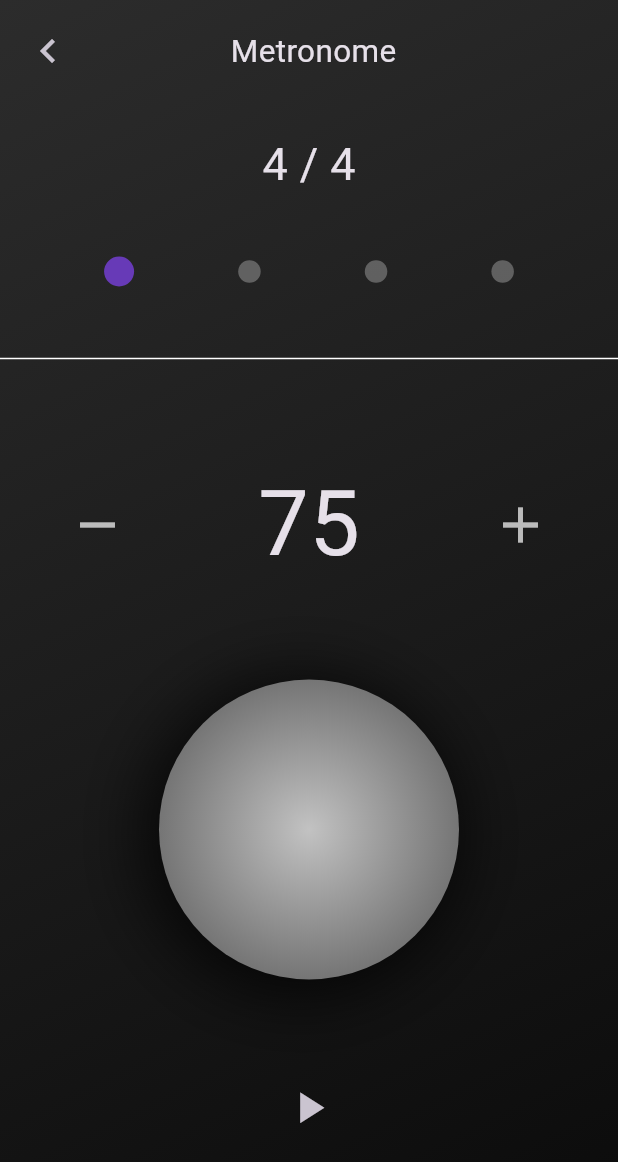
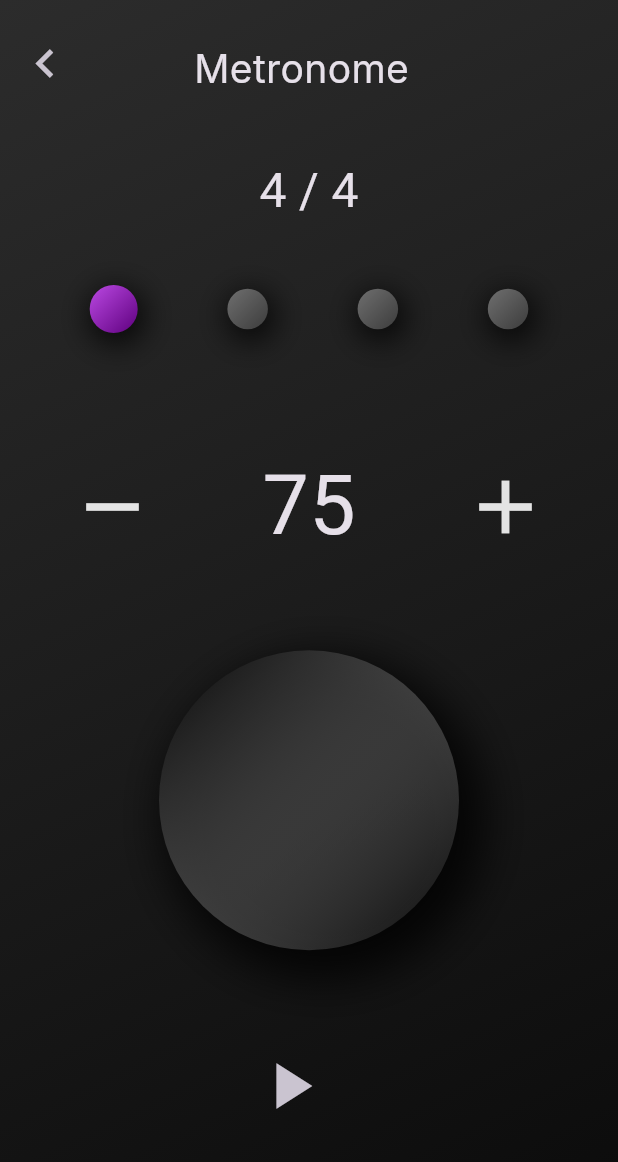
Before and after one commit to dimo147/gtuner, a Flutter app: the MetronomeScreen screen opened directly, on a phone screen of 412 x 824 dp. Shown: the top 1162 px of the screen. Run offline on Flutter 3.47's test engine with Material 2 defaults, Android fonts, the phone set to English and light mode, and no system bars; our stand-ins replace audioplayers, google_fonts, google_mobile_ads, numberpicker, permission_handler, shared_preferences; missing offline and left inert: flutter_audio_capture, pitch_detector_dart; accounts and stored records are empty; statements that could not run were skipped.

Commit message:
dark mode (done)

```diff
--- a/lib/metronome.dart
+++ b/lib/metronome.dart
@@ -1,5 +1,6 @@
 import 'package:audioplayers/audioplayers.dart';
 import 'package:numberpicker/numberpicker.dart';
+import 'package:google_fonts/google_fonts.dart';
 import 'package:flutter/material.dart';
 import 'package:gtuner/consts.dart';
 import 'dart:async';
@@ -43,11 +44,11 @@ class _MetronomeScreenState extends State<MetronomeScreen> {
 
   playSound() async {
     if (notes % 2 == 1 && current == 1) {
-      await player3.play("metronome.wav", mode: PlayerMode.LOW_LATENCY);
+      await player3.play("metronome.flac", mode: PlayerMode.LOW_LATENCY);
     } else if (current % 2 == 0) {
-      await player.play("metronome.wav", mode: PlayerMode.LOW_LATENCY);
+      await player.play("metronome.flac", mode: PlayerMode.LOW_LATENCY);
     } else {
-      await player2.play("metronome.wav", mode: PlayerMode.LOW_LATENCY);
+      await player2.play("metronome.flac", mode: PlayerMode.LOW_LATENCY);
     }
     setState(() {
       if (current == notes) {
@@ -72,32 +73,6 @@ class _MetronomeScreenState extends State<MetronomeScreen> {
     super.dispose();
   }
 
-  Future<void> _showMyDialog() async {
-    return showDialog<void>(
-      context: context,
-      barrierDismissible: true,
-      builder: (BuildContext context) {
-        return AlertDialog(
-          title: const Text('Tuning Calibration'),
-          content: const RythmPicker(),
-          actions: <Widget>[
-            TextButton(
-              child: const Text('Done'),
-              style: ButtonStyle(
-                foregroundColor: MaterialStateProperty.all<Color>(
-                    darkMode ? Colors.white : Colors.black),
-              ),
-              onPressed: () {
-                Navigator.of(context).pop();
-                setState(() {});
-              },
-            ),
-          ],
-        );
-      },
-    );
-  }
-
   @override
   Widget build(BuildContext context) {
     return Scaffold(
@@ -113,7 +88,7 @@ class _MetronomeScreenState extends State<MetronomeScreen> {
         child: Column(
           children: [
             Padding(
-              padding: const EdgeInsets.fromLTRB(8, 10, 0, 0),
+              padding: const EdgeInsets.fromLTRB(3, 15, 12, 35),
               child: Row(
                 mainAxisAlignment: MainAxisAlignment.spaceBetween,
                 children: [
@@ -123,27 +98,24 @@ class _MetronomeScreenState extends State<MetronomeScreen> {
                     },
                     icon: const Icon(
                       Icons.chevron_left,
-                      size: 32,
+                      size: 38,
                     ),
                   ),
-                  const Text(
+                  Padding(
+                    padding: const EdgeInsets.only(top: 7),
+                    child: Text(
                       "Metronome",
-                    style: TextStyle(fontSize: 21),
+                      style: GoogleFonts.inter(fontSize: 26),
                     ),
-                  Container(width: 50),
+                  ),
+                  const SizedBox(width: 55),
                 ],
               ),
             ),
-            const SizedBox(height: 30),
-            GestureDetector(
-              onTap: () {
-                _showMyDialog();
-              },
-              child: Center(
+            Center(
               child: Text(
                 notes.toString() + ' / ' + noteType.toString(),
-                  style: const TextStyle(fontSize: 30),
-                ),
+                style: const TextStyle(fontSize: 32),
               ),
             ),
             const SizedBox(height: 40),
@@ -154,18 +126,35 @@ class _MetronomeScreenState extends State<MetronomeScreen> {
                 for (var i = 1; i <= notes; i++)
                   Container(
                     decoration: BoxDecoration(
-                      color: (current == i)
-                          ? Colors.deepPurple
-                          : Colors.grey.withOpacity(0.5),
                       shape: BoxShape.circle,
+                      gradient: LinearGradient(
+                        colors: (current == i)
+                            ? const [
+                                Color(0xffBB49E3),
+                                Color(0xff5E007E),
+                              ]
+                            : const [
+                                Color(0xff6F6F6F),
+                                Color(0xff3C3C3C),
+                              ],
+                        begin: Alignment.topLeft,
+                        end: Alignment.bottomRight,
                       ),
-                    width: (current == i) ? 20 : 15,
-                    height: (current == i) ? 20 : 15,
+                      boxShadow: [
+                        BoxShadow(
+                          color: Colors.black.withOpacity(0.8),
+                          spreadRadius: 3,
+                          blurRadius: 17,
+                          offset: const Offset(2, 5),
                         ),
                       ],
                     ),
-            const SizedBox(height: 40),
-            const Divider(color: Colors.white, thickness: 1),
+                    width: (current == i) ? 32 : 27,
+                    height: (current == i) ? 32 : 27,
+                  ),
+              ],
+            ),
+            const SizedBox(height: 20),
             const Spacer(),
             FractionallySizedBox(
               widthFactor: 0.82,
@@ -182,12 +171,12 @@ class _MetronomeScreenState extends State<MetronomeScreen> {
                       });
                     },
                     icon: const Icon(Icons.remove),
-                    iconSize: 40,
-                    color: Colors.white.withOpacity(0.7),
+                    iconSize: 60,
+                    color: Colors.white.withOpacity(0.88),
                   ),
                   Text(
                     tempo.toString(),
-                    style: const TextStyle(fontSize: 60),
+                    style: const TextStyle(fontSize: 55),
                   ),
                   IconButton(
                     onPressed: () {
@@ -199,8 +188,8 @@ class _MetronomeScreenState extends State<MetronomeScreen> {
                       });
                     },
                     icon: const Icon(Icons.add),
-                    iconSize: 40,
-                    color: Colors.white.withOpacity(0.7),
+                    iconSize: 60,
+                    color: Colors.white.withOpacity(0.88),
                   ),
                 ],
               ),
@@ -226,16 +215,20 @@ class _MetronomeScreenState extends State<MetronomeScreen> {
                 width: 200,
                 height: 200,
                 decoration: BoxDecoration(
-                  gradient: const RadialGradient(colors: [
-                    Color.fromARGB(255, 194, 194, 194),
-                    Color.fromARGB(255, 117, 117, 117),
-                  ]),
+                  gradient: const LinearGradient(
+                    colors: [
+                      Color(0xff000000),
+                      Color(0x00D9D9D9),
+                    ],
+                    begin: Alignment.topLeft,
+                    end: Alignment.bottomRight,
+                  ),
                   boxShadow: [
                     BoxShadow(
                       color: Colors.black.withOpacity(0.8),
-                      spreadRadius: 5,
-                      blurRadius: 40,
-                      offset: const Offset(-5, 5),
+                      spreadRadius: 8,
+                      blurRadius: 25,
+                      offset: const Offset(10, 12),
                     ),
                   ],
                   color: Colors.grey,
@@ -247,7 +240,9 @@ class _MetronomeScreenState extends State<MetronomeScreen> {
             Row(
               mainAxisAlignment: MainAxisAlignment.center,
               children: [
-                IconButton(
+                Padding(
+                  padding: const EdgeInsets.only(right: 26, bottom: 10),
+                  child: IconButton(
                     onPressed: () {
                       if (isPlaying) {
                         stop();
@@ -256,7 +251,8 @@ class _MetronomeScreenState extends State<MetronomeScreen> {
                       }
                     },
                     icon: Icon(isPlaying ? Icons.pause : Icons.play_arrow,
-                      size: 35),
+                        size: 52),
+                  ),
                 )
               ],
             ),
```
Also changed, not shown: lib/home.dart (+7 -7 lines), lib/setting.dart (+9 -9 lines), images/icon.png (deleted), 1 other file. Lines whose indentation alone changed are shown as unchanged.
